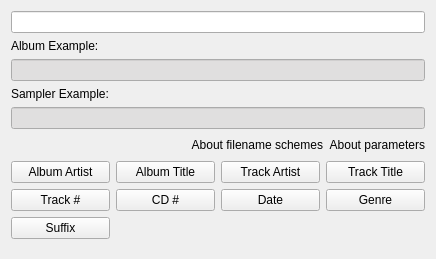
This is dialogs/patternwizardwidgetUI.ui in marco-mania/audex-old as Qt 5 draws it before an edit. The edited form follows.
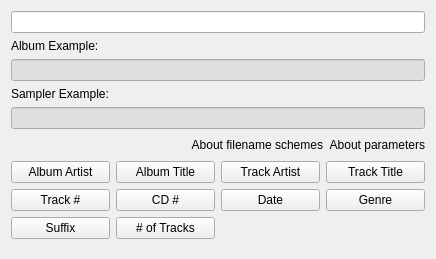
This is the edited form. Custom widgets are drawn as their Qt base class.

Patch:
```diff
--- a/dialogs/patternwizardwidgetUI.ui
+++ b/dialogs/patternwizardwidgetUI.ui
@@ -430,6 +430,13 @@
      </property>
     </spacer>
    </item>
+   <item row="8" column="1">
+    <widget class="KPushButton" name="kpushbutton_nooftracks">
+     <property name="text">
+      <string># of Tracks</string>
+     </property>
+    </widget>
+   </item>
   </layout>
  </widget>
  <customwidgets>
```
Left out of the diff: 36 changed lines with no effect on the pictures.
